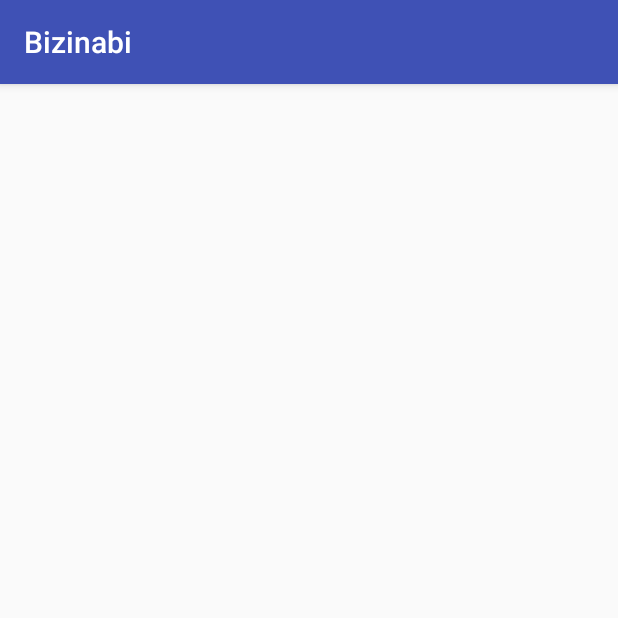
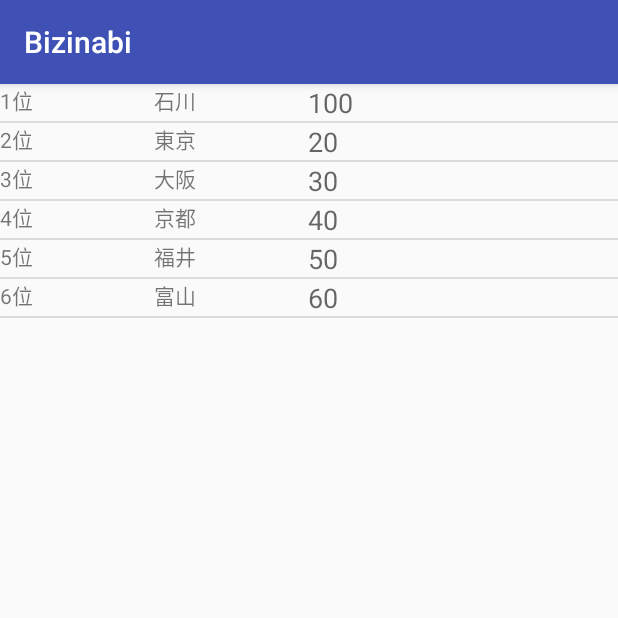
Before and after one commit to ShotaOnishi/bizinabi, an Android app: the fragment RankingFragment shown on its own in the app's theme, on a phone screen of 412 x 824 dp, the top half of it. Run offline under Robolectric (Android 15) with nearby library versions, the light colour scheme and no system bars; 1 statement that could not run was skipped.

Commit message:
make rank

```diff
--- a/app/src/main/java/com/example/apple/bizinabi/MainActivity.java
+++ b/app/src/main/java/com/example/apple/bizinabi/Activity/MainActivity.java
@@ -1,4 +1,4 @@
-package com.example.apple.bizinabi;
+package com.example.apple.bizinabi.Activity;
 
 import android.os.Bundle;
 import android.support.design.widget.FloatingActionButton;
@@ -9,6 +9,7 @@ import android.view.View;
 import android.view.Menu;
 import android.view.MenuItem;
 
+import com.example.apple.bizinabi.R;
 import com.google.android.gms.maps.CameraUpdateFactory;
 import com.google.android.gms.maps.GoogleMap;
 import com.google.android.gms.maps.MapFragment;
--- a/app/src/main/java/com/example/apple/bizinabi/PermissionUtils.java
+++ b/app/src/main/java/com/example/apple/bizinabi/Activity/PermissionUtils.java
@@ -1,4 +1,4 @@
-package com.example.apple.bizinabi;
+package com.example.apple.bizinabi.Activity;
 
 /**
  * Created by apple on 2017/10/21.
@@ -14,6 +14,8 @@ import android.support.v4.app.ActivityCompat;
 import android.support.v4.app.DialogFragment;
 import android.support.v7.app.AppCompatActivity;
 import android.widget.Toast;
+
+import com.example.apple.bizinabi.R;
 
 /**
  * Utility class for access to runtime permissions.
--- a/app/src/main/java/com/example/apple/bizinabi/RankingFragment.java
+++ b/app/src/main/java/com/example/apple/bizinabi/Activity/RankingFragment.java
@@ -1,13 +1,19 @@
-package com.example.apple.bizinabi;
+package com.example.apple.bizinabi.Activity;
 
 import android.os.Bundle;
 import android.support.annotation.ColorRes;
 import android.support.v4.app.Fragment;
-import android.support.v7.app.AppCompatActivity;
 import android.view.LayoutInflater;
 import android.view.View;
 import android.view.ViewGroup;
 import android.widget.LinearLayout;
+import android.widget.ListView;
+
+import com.example.apple.bizinabi.Adapter.RankingFragmentAdapter;
+import com.example.apple.bizinabi.Model.Area;
+import com.example.apple.bizinabi.R;
+
+import java.util.ArrayList;
 
 /**
  * Created by apple on 2017/10/21.
@@ -32,9 +38,24 @@ public class RankingFragment extends Fragment {
     @Override
     public View onCreateView(LayoutInflater inflater, ViewGroup container,
                              Bundle savedInstanceState) {
-        View view = inflater.inflate(R.layout.fragment_ranking, null);
+        View view = inflater.inflate(R.layout.fragment_area_ranking, null);
         LinearLayout linearLayout = (LinearLayout) view.findViewById(R.id.fragmet_ranking);
         linearLayout.setBackgroundResource(getArguments().getInt(BACKGROUND_COLOR));
+        ListView listView = (ListView)view.findViewById(R.id.listView);
+
+        ArrayList<Area> list = new ArrayList<>();
+        RankingFragmentAdapter adapter = new RankingFragmentAdapter(getContext());
+
+        list.add(new Area(1, "石川", 100));
+        list.add(new Area(2, "東京", 20));
+        list.add(new Area(3, "大阪", 30));
+        list.add(new Area(4, "京都", 40));
+        list.add(new Area(5, "福井", 50));
+        list.add(new Area(6, "富山", 60));
+
+        adapter.notifyDataSetChanged();
+        adapter.setAreaList(list);
+        listView.setAdapter(adapter);
 
         return view;
     }
--- a/app/src/main/java/com/example/apple/bizinabi/StartActivity.java
+++ b/app/src/main/java/com/example/apple/bizinabi/Activity/StartActivity.java
@@ -1,10 +1,12 @@
-package com.example.apple.bizinabi;
+package com.example.apple.bizinabi.Activity;
 
 import android.content.Intent;
 import android.os.Bundle;
 import android.support.v7.app.AppCompatActivity;
 import android.view.View;
 import android.widget.Button;
+
+import com.example.apple.bizinabi.R;
 
 /**
  * Created by apple on 2017/10/21.
--- /dev/null
+++ b/app/src/main/java/com/example/apple/bizinabi/Adapter/RankingFragmentAdapter.java
@@ -0,0 +1,58 @@
+package com.example.apple.bizinabi.Adapter;
+
+import android.content.Context;
+import android.view.LayoutInflater;
+import android.view.View;
+import android.view.ViewGroup;
+import android.widget.BaseAdapter;
+import android.widget.TextView;
+
+import com.example.apple.bizinabi.Model.Area;
+import com.example.apple.bizinabi.R;
+
+import java.util.ArrayList;
+
+/**
+ * Created by apple on 2017/10/22.
+ */
+
+public class RankingFragmentAdapter extends BaseAdapter{
+    Context context;
+    LayoutInflater layoutInflater = null;
+    ArrayList<Area> areaList;
+
+    public RankingFragmentAdapter(Context context) {
+        this.context = context;
+        this.layoutInflater = (LayoutInflater)context.getSystemService(Context.LAYOUT_INFLATER_SERVICE);
+    }
+
+    public void setAreaList(ArrayList<Area> areaList) {
+        this.areaList = areaList;
+    }
+
+    @Override
+    public int getCount() {
+        return areaList.size();
+    }
+
+    @Override
+    public Object getItem(int position) {
+        return areaList.get(position);
+    }
+
+    @Override
+    public long getItemId(int position) {
+        return areaList.get(position).getId();
+    }
+
+    @Override
+    public View getView(int position, View convertView, ViewGroup parent) {
+        convertView = layoutInflater.inflate(R.layout.area_ranking_row,parent,false);
+
+        ((TextView)convertView.findViewById(R.id.rank)).setText(String.valueOf(position+1) + "位");
+        ((TextView)convertView.findViewById(R.id.name)).setText(areaList.get(position).getName());
+        ((TextView)convertView.findViewById(R.id.num)).setText(String.valueOf(areaList.get(position).getNumber()));
+
+        return convertView;
+    }
+}
--- /dev/null
+++ b/app/src/main/java/com/example/apple/bizinabi/Model/Area.java
@@ -0,0 +1,41 @@
+package com.example.apple.bizinabi.Model;
+
+/**
+ * Created by apple on 2017/10/22.
+ */
+
+public class Area {
+    long id;
+    String name;
+    long number;
+
+    public Area(int id, String name, int number){
+        this.id = id;
+        this.name = name;
+        this.number = number;
+    }
+
+    public long getId(){
+        return id;
+    }
+
+    public void setId(long id){
+        this.id = id;
+    }
+
+    public String getName(){
+        return name;
+    }
+
+    public void setName(String name){
+        this.name = name;
+    }
+
+    public long getNumber(){
+        return number;
+    }
+
+    public void setNumber(long number){
+        this.number = number;
+    }
+}
--- a/app/src/main/res/layout/activity_main.xml
+++ b/app/src/main/res/layout/activity_main.xml
@@ -4,7 +4,7 @@
     xmlns:tools="http://schemas.android.com/tools"
     android:layout_width="match_parent"
     android:layout_height="match_parent"
-    tools:context="com.example.apple.bizinabi.MainActivity">
+    tools:context="com.example.apple.bizinabi.Activity.MainActivity">
 
     <android.support.design.widget.AppBarLayout
         android:layout_width="match_parent"
--- a/app/src/main/res/layout/activity_maps.xml
+++ b/app/src/main/res/layout/activity_maps.xml
@@ -6,4 +6,4 @@
     android:name="com.google.android.gms.maps.SupportMapFragment"
     android:layout_width="match_parent"
     android:layout_height="match_parent"
-    tools:context=".MapsActivity" />
+    tools:context=".Activity.MapsActivity" />
--- /dev/null
+++ b/app/src/main/res/layout/area_ranking_row.xml
@@ -0,0 +1,40 @@
+<?xml version="1.0" encoding="utf-8"?>
+<LinearLayout xmlns:android="http://schemas.android.com/apk/res/android"
+    android:orientation="horizontal"
+    android:layout_width="match_parent"
+    android:layout_height="match_parent"
+    >
+    <FrameLayout
+        android:layout_width="0dp"
+        android:layout_weight="1"
+        android:layout_height="wrap_content">
+        <TextView
+            android:layout_width="wrap_content"
+            android:layout_height="wrap_content"
+            android:text="rank"
+            android:id="@+id/rank" />
+    </FrameLayout>
+    <FrameLayout
+        android:layout_width="0dp"
+        android:layout_weight="1"
+        android:layout_height="wrap_content">
+        <TextView
+            android:layout_width="wrap_content"
+            android:layout_height="wrap_content"
+            android:text="name"
+            android:id="@+id/name" />
+    </FrameLayout>
+    <FrameLayout
+        android:layout_width="0dp"
+        android:layout_weight="2"
+        android:layout_height="wrap_content">
+        <TextView
+            android:layout_width="wrap_content"
+            android:layout_height="wrap_content"
+            android:textAppearance="?android:attr/textAppearanceMedium"
+            android:text="num"
+            android:id="@+id/num" />
+    </FrameLayout>
+
+
+</LinearLayout>
--- a/app/src/main/res/layout/content_main.xml
+++ b/app/src/main/res/layout/content_main.xml
@@ -5,7 +5,7 @@
     android:layout_width="match_parent"
     android:layout_height="match_parent"
     app:layout_behavior="@string/appbar_scrolling_view_behavior"
-    tools:context="com.example.apple.bizinabi.MainActivity"
+    tools:context="com.example.apple.bizinabi.Activity.MainActivity"
     tools:showIn="@layout/activity_main">
 
     <TextView
--- a/app/src/main/res/layout/fragment_ranking.xml
+++ b/app/src/main/res/layout/fragment_area_ranking.xml
@@ -5,12 +5,11 @@
     android:layout_width="match_parent"
     android:layout_height="match_parent">
 
-    <TextView
-        android:id="@+id/page_text"
-        android:layout_width="wrap_content"
-        android:layout_height="wrap_content"
-        android:layout_centerInParent="true"
-        android:textSize="32sp"
-        />
+    <ListView
+        android:layout_width="match_parent"
+        android:layout_height="match_parent"
+        android:id="@+id/listView"
+        android:layout_centerVertical="true"
+        android:layout_centerHorizontal="true" />
 
 </LinearLayout>
--- a/app/src/main/res/layout/fragment_map.xml
+++ b/app/src/main/res/layout/fragment_map.xml
@@ -10,6 +10,6 @@
         android:name="com.google.android.gms.maps.SupportMapFragment"
         android:layout_width="match_parent"
         android:layout_height="match_parent"
-        tools:context=".MapsActivity" />
+        tools:context=".Activity.MapsActivity" />
 
 </LinearLayout>
--- a/app/src/main/res/menu/menu_main.xml
+++ b/app/src/main/res/menu/menu_main.xml
@@ -1,7 +1,7 @@
 <menu xmlns:android="http://schemas.android.com/apk/res/android"
     xmlns:app="http://schemas.android.com/apk/res-auto"
     xmlns:tools="http://schemas.android.com/tools"
-    tools:context="com.example.apple.bizinabi.MainActivity">
+    tools:context="com.example.apple.bizinabi.Activity.MainActivity">
     <item
         android:id="@+id/action_settings"
         android:orderInCategory="100"
```
Also changed, not shown: app/src/main/AndroidManifest.xml (+5 -5 lines), app/src/main/java/com/example/apple/bizinabi/Activity/FindFragment.java (renamed from app/src/main/java/com/example/apple/bizinabi/FindFragment.java, +3 -4 lines), app/src/main/java/com/example/apple/bizinabi/Activity/MapFragment.java (renamed from app/src/main/java/com/example/apple/bizinabi/MapsActivity.java, +78 -42 lines), app/src/main/java/com/example/apple/bizinabi/Activity/MapsActivity.java (renamed from app/src/main/java/com/example/apple/bizinabi/MapFragment.java, +43 -79 lines), app/src/main/java/com/example/apple/bizinabi/Activity/MyLocationDemoActivity.java (renamed from app/src/main/java/com/example/apple/bizinabi/MyLocationDemoActivity.java, +2 -11 lines), app/src/main/java/com/example/apple/bizinabi/Activity/TabActivity.java (renamed from app/src/main/java/com/example/apple/bizinabi/TabActivity.java, +5 -10 lines), app/src/main/java/com/example/apple/bizinabi/Adapter/TabLayoutPagerAdapter.java (renamed from app/src/main/java/com/example/apple/bizinabi/ExampleFragmentPagerAdapter.java, +10 -6 lines).
